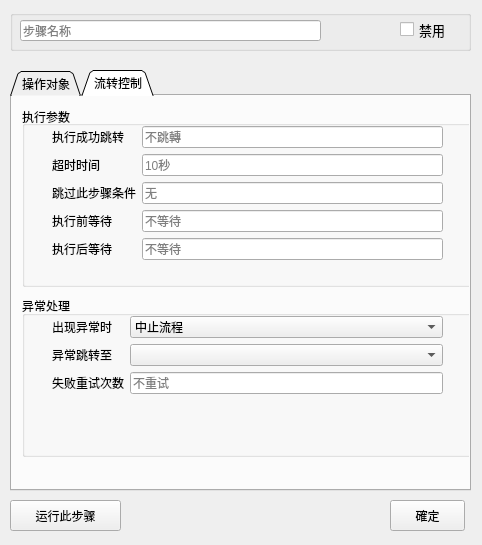
Old version of the form src/seebot/seebot/ide/step_editor.ui in the repository itishsy/seebot.
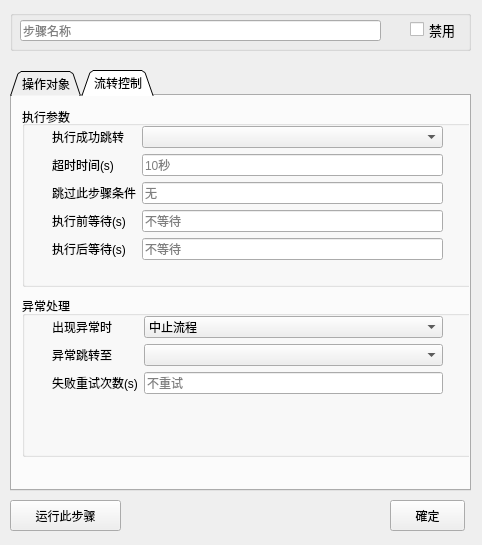
New version of the form. The open tabs and pages were chosen to show the change.

What changed in the file:
```diff
--- a/src/seebot/seebot/ide/step_editor.ui
+++ b/src/seebot/seebot/ide/step_editor.ui
@@ -145,7 +145,7 @@
         <x>30</x>
         <y>20</y>
         <width>391</width>
-        <height>152</height>
+        <height>158</height>
        </rect>
       </property>
       <layout class="QFormLayout" name="formLayout">
@@ -163,19 +163,18 @@
         </widget>
        </item>
        <item row="0" column="1">
-        <widget class="QLineEdit" name="fid_skipTo">
-         <property name="enabled">
-          <bool>true</bool>
-         </property>
-         <property name="placeholderText">
-          <string>不跳轉</string>
-         </property>
+        <widget class="QComboBox" name="fid_skipTo">
+         <item>
+          <property name="text">
+           <string/>
+          </property>
+         </item>
         </widget>
        </item>
        <item row="1" column="0">
         <widget class="QLabel" name="Label_2">
          <property name="text">
-          <string>超时时间</string>
+          <string>超时时间(s)</string>
          </property>
         </widget>
        </item>
@@ -203,7 +202,7 @@
        <item row="3" column="0">
         <widget class="QLabel" name="Label_4">
          <property name="text">
-          <string>执行前等待</string>
+          <string>执行前等待(s)</string>
          </property>
         </widget>
        </item>
@@ -217,7 +216,7 @@
        <item row="4" column="0">
         <widget class="QLabel" name="Label_5">
          <property name="text">
-          <string>执行后等待</string>
+          <string>执行后等待(s)</string>
          </property>
         </widget>
        </item>
@@ -290,12 +289,18 @@
         </widget>
        </item>
        <item row="1" column="1">
-        <widget class="QComboBox" name="fid_failedSkipTo"/>
+        <widget class="QComboBox" name="fid_failedSkipTo">
+         <item>
+          <property name="text">
+           <string/>
+          </property>
+         </item>
+        </widget>
        </item>
        <item row="2" column="0">
         <widget class="QLabel" name="Label_8">
          <property name="text">
-          <string>失败重试次数</string>
+          <string>失败重试次数(s)</string>
          </property>
         </widget>
        </item>
@@ -354,7 +359,7 @@
      <rect>
       <x>10</x>
       <y>10</y>
-      <width>301</width>
+      <width>361</width>
       <height>21</height>
      </rect>
     </property>
@@ -365,7 +370,7 @@
    <widget class="QCheckBox" name="fid_status">
     <property name="geometry">
      <rect>
-      <x>390</x>
+      <x>400</x>
       <y>10</y>
       <width>61</width>
       <height>19</height>
```
